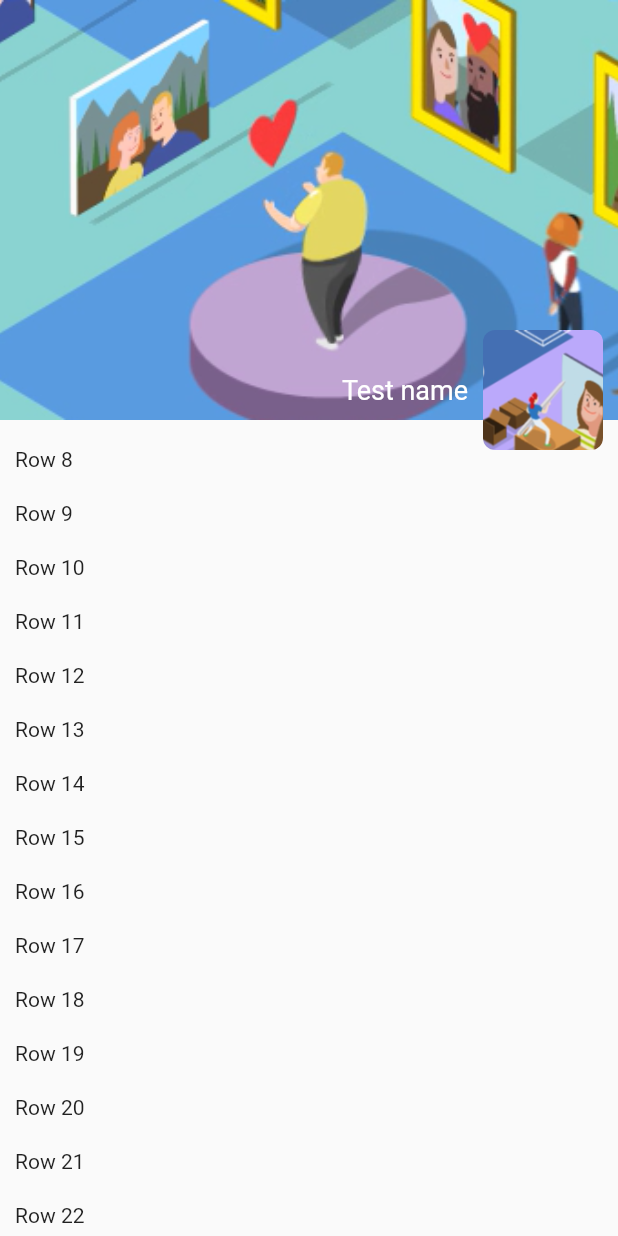
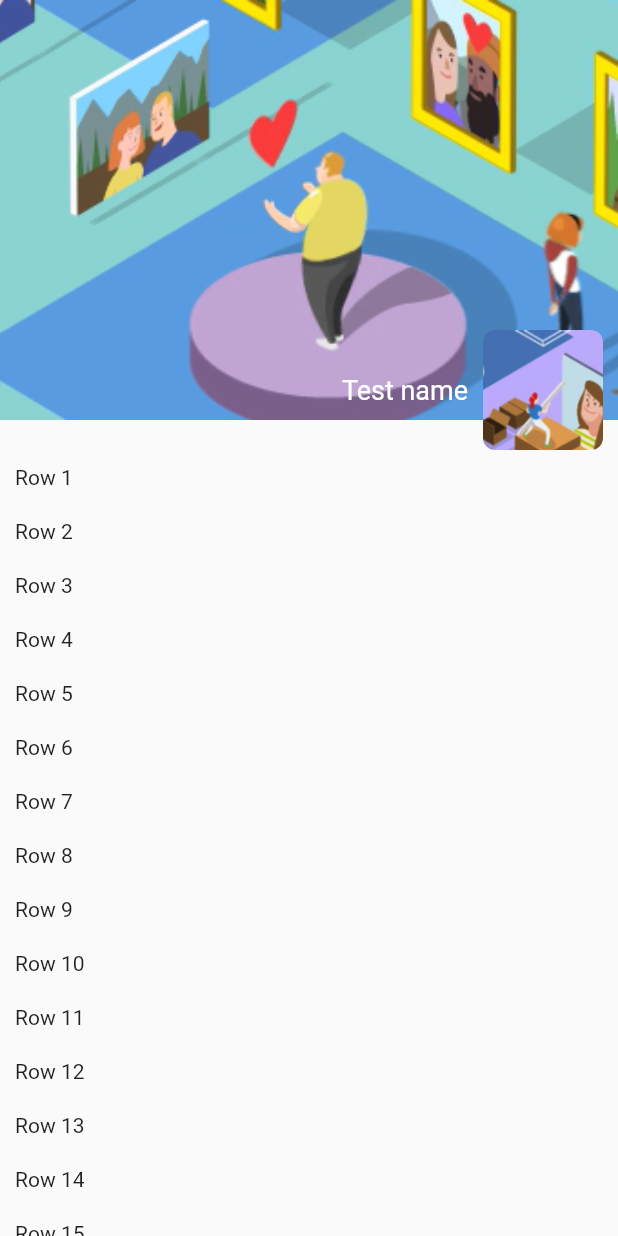
Before and after one commit to u3shadow/flutter_moment, a Flutter app: the screen it shows after launch, on a phone screen of 412 x 824 dp. Run offline on Flutter 3.47's test engine with Material 2 defaults, Android fonts, the phone set to English and light mode, and no system bars.

Commit message:
完成titlbar的动画效果

```diff
--- a/lib/main.dart
+++ b/lib/main.dart
@@ -1,16 +1,17 @@
 import 'dart:io';
 import 'package:flutter/material.dart';
 import 'package:flutter/services.dart';
+import 'package:flutter_moment/widgets/TitleBar.dart';
 import 'package:flutter_moment/widgets/UserInfoCard.dart';
 
 void main() {
+  runApp(MyApp());
   // 透明状态栏
   if (Platform.isAndroid) {
     SystemUiOverlayStyle systemUiOverlayStyle =
         SystemUiOverlayStyle(statusBarColor: Colors.transparent);
     SystemChrome.setSystemUIOverlayStyle(systemUiOverlayStyle);
   }
-  runApp(MyApp());
 }
 
 class MyApp extends StatelessWidget {
@@ -48,24 +49,39 @@ class _SampleAppPageState extends State<SampleAppPage> {
 
   @override
   Widget build(BuildContext context) {
+    ScrollController controller = new ScrollController();
+    controller.addListener(() {
+      int offset = controller.offset.toInt();
+      print("滑动距离$offset");
+      if(offset <= 200){
+        childKey.currentState.setTrans(100);
+      }else if(offset > 200&&offset <= 230){
+        var alpha = 100 - (offset - 200)*100/30;
+        childKey.currentState.setTrans(alpha.toInt());
+      }else if(offset > 230&&offset <= 260){
+        var alpha =(offset - 230)*100/30;
+        childKey.currentState.setNotTrans(alpha.toInt());
+      }
+    });
     return Scaffold(
         body: Stack(children: <Widget>[
       Align(
-              alignment:Alignment.center,
-              child: Expanded(
+        alignment: Alignment.topCenter,
         child: ListView.builder(
             itemCount: widgets.length,
+            controller: controller,
             itemBuilder: (BuildContext context, int position) {
               return getRow(position);
-                      }))),
-        Align(
-        alignment:Alignment.topCenter,
-      child:UserInfoCard())
-
+            }),
+      ),
+      Align(alignment: Alignment.topCenter, child: TitleBar(key:childKey))
     ]));
   }
 
   Widget getRow(int i) {
+    if (i == 0) {
+      return UserInfoCard();
+    } else {
       return GestureDetector(
         child: Padding(
           padding: EdgeInsets.all(10.0),
@@ -80,3 +96,4 @@ class _SampleAppPageState extends State<SampleAppPage> {
       );
     }
   }
+}
--- a/lib/widgets/TitleBar.dart
+++ b/lib/widgets/TitleBar.dart
@@ -1,10 +1,17 @@
 import 'package:flutter/cupertino.dart';
 import 'package:flutter/material.dart';
 import 'package:flutter_moment/utils/utils.dart';
-
+GlobalKey<_TitleBarState> childKey = GlobalKey();
 class TitleBar extends StatefulWidget {
+  TitleBar({
+    Key key,
+  }) : super(key: key);
+  _TitleBarState state = new _TitleBarState();
   @override
-  _TitleBarState createState() => _TitleBarState();
+  _TitleBarState createState() => state;
+  void setTrans (int alpha){
+    state.setNotTrans(alpha);
+  }
 }
 
 class _TitleBarState extends State<TitleBar> {
@@ -13,6 +20,7 @@ class _TitleBarState extends State<TitleBar> {
   String cameraImg = "";
   Color backColor = Colors.transparent;
   String titleText = "";
+  int alpha = 0;
 
   @override
   void initState() {
@@ -24,7 +32,8 @@ class _TitleBarState extends State<TitleBar> {
     setState(() {
       backImg = "moment_titlebar_icon_back_white";
       cameraImg = "moment_titlebar_icon_camera_white";
-      backColor = Color.fromARGB(alpha, 250, 250, 250);
+      this.alpha = alpha;
+      backColor = Color.fromARGB(0, 250, 250, 250);
       titleText = "";
     });
   }
@@ -33,6 +42,7 @@ class _TitleBarState extends State<TitleBar> {
     setState(() {
       backImg = "moment_titlebar_icon_back_black";
       cameraImg = "moment_titlebar_icon_camera_black";
+      this.alpha = alpha;
       backColor = Color.fromARGB(alpha, 250, 250, 250);
       titleText = "朋友圈";
     });
@@ -43,19 +53,20 @@ class _TitleBarState extends State<TitleBar> {
     widgets.clear();
     widgets.add(Align(
         alignment: Alignment.centerLeft,
-        child: Padding(
+        child: Opacity(opacity:alpha/100,child:Padding(
             padding: EdgeInsets.only(left: 20, top: 0, right: 0, bottom: 0),
             child: Image.asset(Utils.getImgPath(backImg),
-                width: 40, height: 40))));
+                width: 40, height: 40,)))));
     widgets.add(Align(
         alignment: Alignment.center,
-        child: Text(titleText, style: TextStyle(fontSize: 25))));
+        child: Opacity(opacity:alpha/100,
+        child: Text(titleText, style: TextStyle(fontSize: 25)))));
     widgets.add(Align(
         alignment: Alignment.centerRight,
-        child: Padding(
+        child: Opacity(opacity:alpha/100,child:Padding(
             padding: EdgeInsets.only(left: 0, top: 0, right: 20, bottom: 0),
             child: Image.asset(Utils.getImgPath(cameraImg),
-                width: 40, height: 40))));
+                width: 40, height: 40)))));
     return Container(
         decoration: BoxDecoration(color: backColor),
         child: ConstrainedBox(
```
Lines whose indentation alone changed are shown as unchanged.
